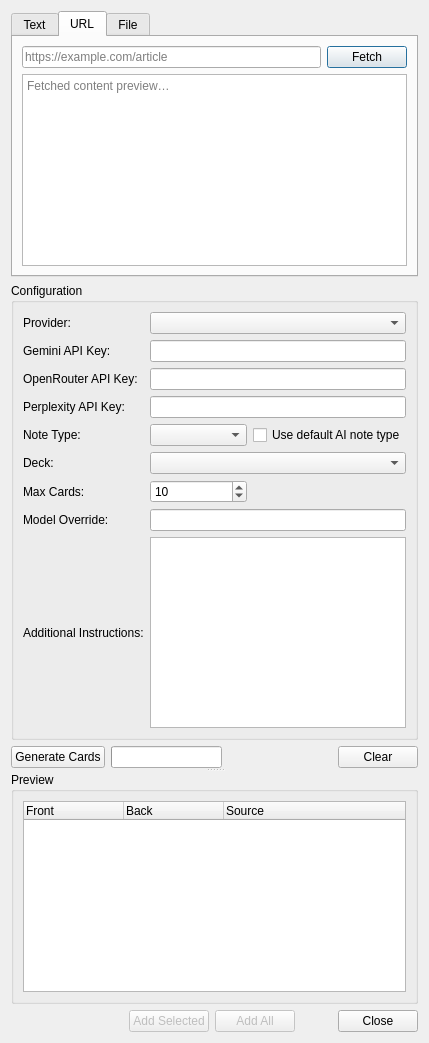
Before: the Qt Designer form qt/aqt/forms/ai_generator.ui in beenycool/anki, drawn with Qt 5.
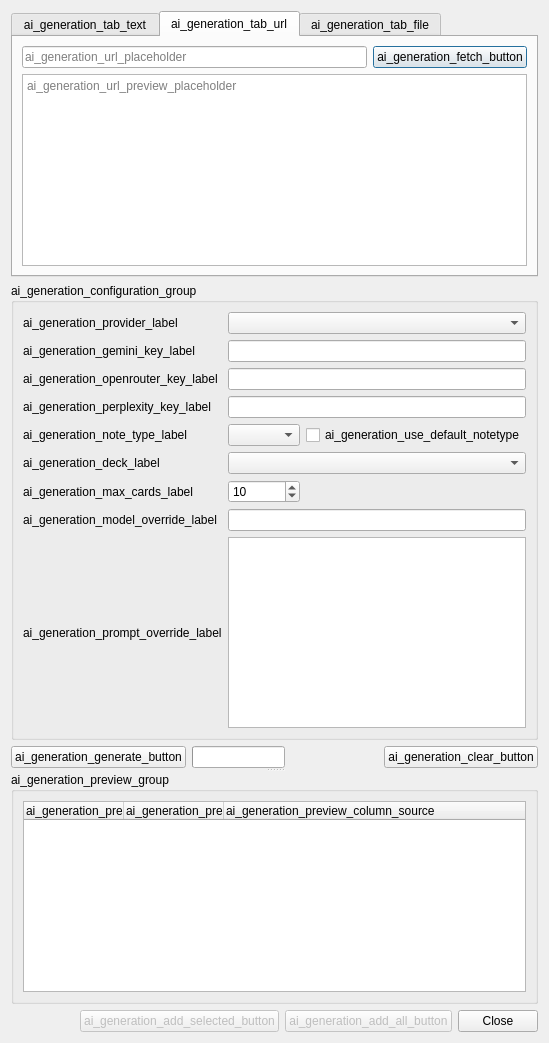
After: the same form once the commit is applied. The open tabs and pages were chosen to show the change.

Commit message: Improve AI generator handling and packaging

```diff
--- a/qt/aqt/forms/ai_generator.ui
+++ b/qt/aqt/forms/ai_generator.ui
@@ -23,7 +23,7 @@
         <widget class="QTabWidget" name="inputTabs">
          <widget class="QWidget" name="textTab">
           <attribute name="title">
-           <string>Text</string>
+           <string>ai_generation_tab_text</string>
           </attribute>
           <layout class="QVBoxLayout" name="textTabLayout">
            <item>
@@ -37,7 +37,7 @@
          </widget>
          <widget class="QWidget" name="urlTab">
           <attribute name="title">
-           <string>URL</string>
+           <string>ai_generation_tab_url</string>
           </attribute>
           <layout class="QVBoxLayout" name="urlTabLayout">
            <item>
@@ -45,14 +45,14 @@
              <item>
               <widget class="QLineEdit" name="urlInput">
                <property name="placeholderText">
-                <string>https://example.com/article</string>
+               <string>ai_generation_url_placeholder</string>
                </property>
               </widget>
              </item>
              <item>
               <widget class="QPushButton" name="fetchButton">
                <property name="text">
-                <string>Fetch</string>
+               <string>ai_generation_fetch_button</string>
                </property>
               </widget>
              </item>
@@ -64,7 +64,7 @@
               <bool>true</bool>
              </property>
              <property name="placeholderText">
-              <string>Fetched content preview…</string>
+              <string>ai_generation_url_preview_placeholder</string>
              </property>
             </widget>
            </item>
@@ -72,7 +72,7 @@
          </widget>
          <widget class="QWidget" name="fileTab">
           <attribute name="title">
-           <string>File</string>
+           <string>ai_generation_tab_file</string>
           </attribute>
           <layout class="QVBoxLayout" name="fileTabLayout">
            <item>
@@ -110,13 +110,13 @@
        <item>
         <widget class="QGroupBox" name="configGroup">
          <property name="title">
-          <string>Configuration</string>
+          <string>ai_generation_configuration_group</string>
          </property>
          <layout class="QGridLayout" name="configLayout">
           <item row="0" column="0">
            <widget class="QLabel" name="providerLabel">
             <property name="text">
-             <string>Provider:</string>
+            <string>ai_generation_provider_label</string>
             </property>
            </widget>
           </item>
@@ -126,7 +126,7 @@
           <item row="1" column="0">
            <widget class="QLabel" name="geminiLabel">
             <property name="text">
-             <string>Gemini API Key:</string>
+             <string>ai_generation_gemini_key_label</string>
             </property>
            </widget>
           </item>
@@ -140,7 +140,7 @@
           <item row="2" column="0">
            <widget class="QLabel" name="openrouterLabel">
             <property name="text">
-             <string>OpenRouter API Key:</string>
+             <string>ai_generation_openrouter_key_label</string>
             </property>
            </widget>
           </item>
@@ -154,7 +154,7 @@
           <item row="3" column="0">
            <widget class="QLabel" name="perplexityLabel">
             <property name="text">
-             <string>Perplexity API Key:</string>
+             <string>ai_generation_perplexity_key_label</string>
             </property>
            </widget>
           </item>
@@ -168,7 +168,7 @@
           <item row="4" column="0">
            <widget class="QLabel" name="noteTypeLabel">
             <property name="text">
-             <string>Note Type:</string>
+            <string>ai_generation_note_type_label</string>
             </property>
            </widget>
           </item>
@@ -178,14 +178,14 @@
           <item row="4" column="2">
            <widget class="QCheckBox" name="useDefaultNoteType">
             <property name="text">
-             <string>Use default AI note type</string>
+             <string>ai_generation_use_default_notetype</string>
             </property>
            </widget>
           </item>
           <item row="5" column="0">
            <widget class="QLabel" name="deckLabel">
             <property name="text">
-             <string>Deck:</string>
+            <string>ai_generation_deck_label</string>
             </property>
            </widget>
           </item>
@@ -195,7 +195,7 @@
           <item row="6" column="0">
            <widget class="QLabel" name="maxCardsLabel">
             <property name="text">
-             <string>Max Cards:</string>
+            <string>ai_generation_max_cards_label</string>
             </property>
            </widget>
           </item>
@@ -215,7 +215,7 @@
           <item row="7" column="0">
            <widget class="QLabel" name="modelLabel">
             <property name="text">
-             <string>Model Override:</string>
+            <string>ai_generation_model_override_label</string>
             </property>
            </widget>
           </item>
@@ -225,7 +225,7 @@
           <item row="8" column="0">
            <widget class="QLabel" name="promptLabel">
             <property name="text">
-             <string>Additional Instructions:</string>
+            <string>ai_generation_prompt_override_label</string>
             </property>
            </widget>
           </item>
@@ -244,7 +244,7 @@
          <item>
           <widget class="QPushButton" name="generateButton">
            <property name="text">
-            <string>Generate Cards</string>
+           <string>ai_generation_generate_button</string>
            </property>
           </widget>
          </item>
@@ -274,7 +274,7 @@
          <item>
           <widget class="QPushButton" name="clearButton">
            <property name="text">
-            <string>Clear</string>
+           <string>ai_generation_clear_button</string>
            </property>
           </widget>
          </item>
@@ -287,24 +287,24 @@
        <item>
         <widget class="QGroupBox" name="previewGroup">
          <property name="title">
-          <string>Preview</string>
+          <string>ai_generation_preview_group</string>
          </property>
          <layout class="QVBoxLayout" name="previewGroupLayout">
           <item>
            <widget class="QTreeWidget" name="previewTree">
             <column>
              <property name="text">
-              <string>Front</string>
+              <string>ai_generation_preview_column_front</string>
              </property>
             </column>
             <column>
              <property name="text">
-              <string>Back</string>
+              <string>ai_generation_preview_column_back</string>
              </property>
             </column>
             <column>
              <property name="text">
-              <string>Source</string>
+              <string>ai_generation_preview_column_source</string>
              </property>
             </column>
            </widget>
@@ -330,7 +330,7 @@
          <item>
           <widget class="QPushButton" name="addSelectedButton">
            <property name="text">
-            <string>Add Selected</string>
+           <string>ai_generation_add_selected_button</string>
            </property>
            <property name="enabled">
             <bool>false</bool>
@@ -340,7 +340,7 @@
          <item>
           <widget class="QPushButton" name="addAllButton">
            <property name="text">
-            <string>Add All</string>
+           <string>ai_generation_add_all_button</string>
            </property>
            <property name="enabled">
             <bool>false</bool>
```
Left out of the diff: 10 changed lines with no effect on the pictures. The commit also changes 11 other files.
